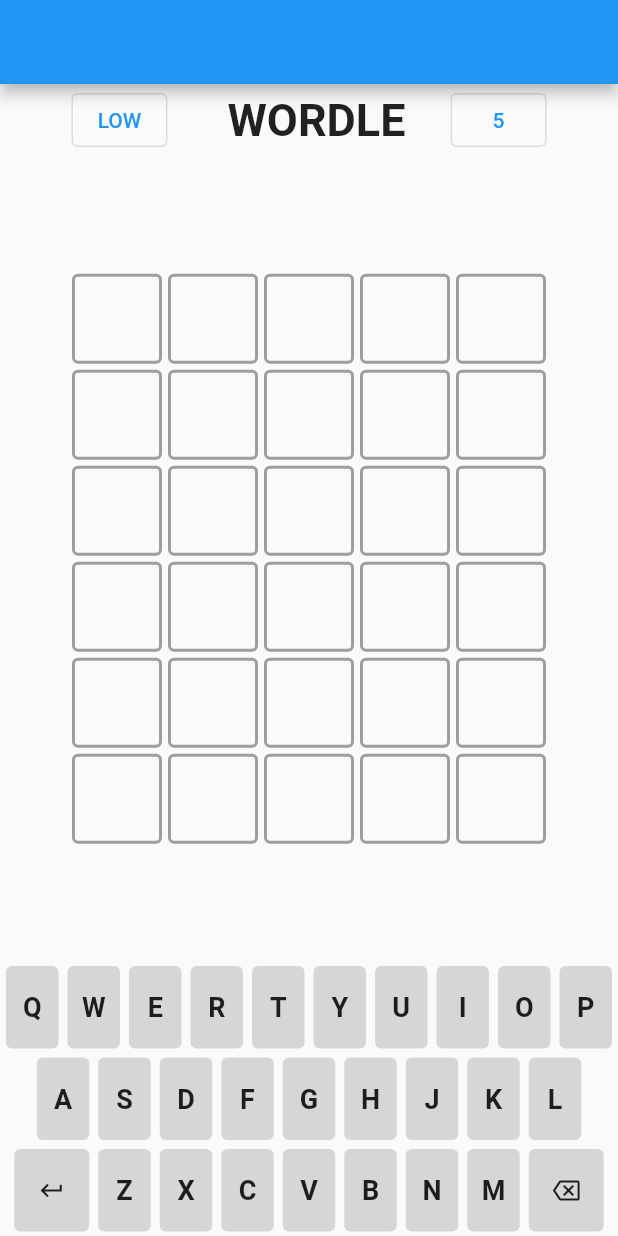
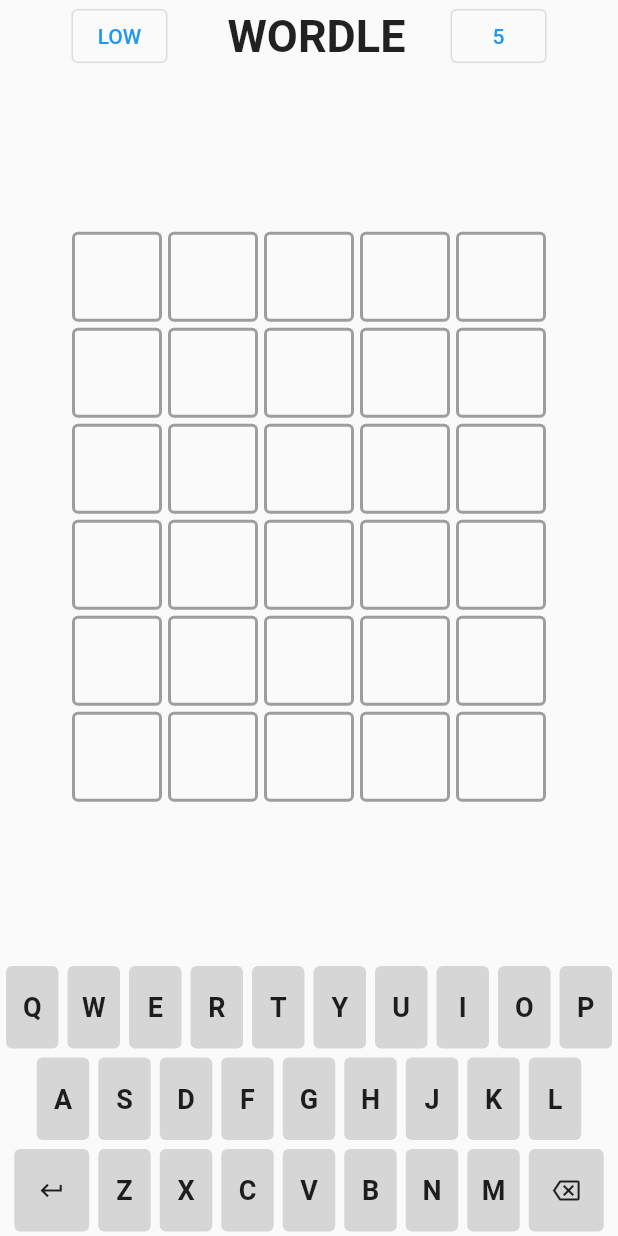
Before and after one commit to anushkarthik05/wordle_clone, a Flutter app: the screen it shows after launch, on a phone screen of 412 x 824 dp. Run offline on Flutter 3.47's test engine with Material 2 defaults, Android fonts, the phone set to English and light mode, and no system bars; our stand-ins replace flutter_riverpod; project files that could hold a hidden picture were left out.

```diff
--- a/lib/main.dart
+++ b/lib/main.dart
@@ -14,6 +14,7 @@
   Widget build(BuildContext context) {
     return MaterialApp(
       title: 'Flutter Demo',
+      debugShowCheckedModeBanner: false,
       theme: ThemeData(
         // This is the theme of your application.
         //
--- a/lib/widgets/wordle_page.dart
+++ b/lib/widgets/wordle_page.dart
@@ -9,9 +9,9 @@
   @override
   Widget build(BuildContext context) {
     return Scaffold(
-      appBar: AppBar(
+      /*appBar: AppBar(
         //title: Text("Wordle"),
-      ),
+      ),*/
       body: Container(
         child: Column(
           mainAxisSize: MainAxisSize.max,
```
